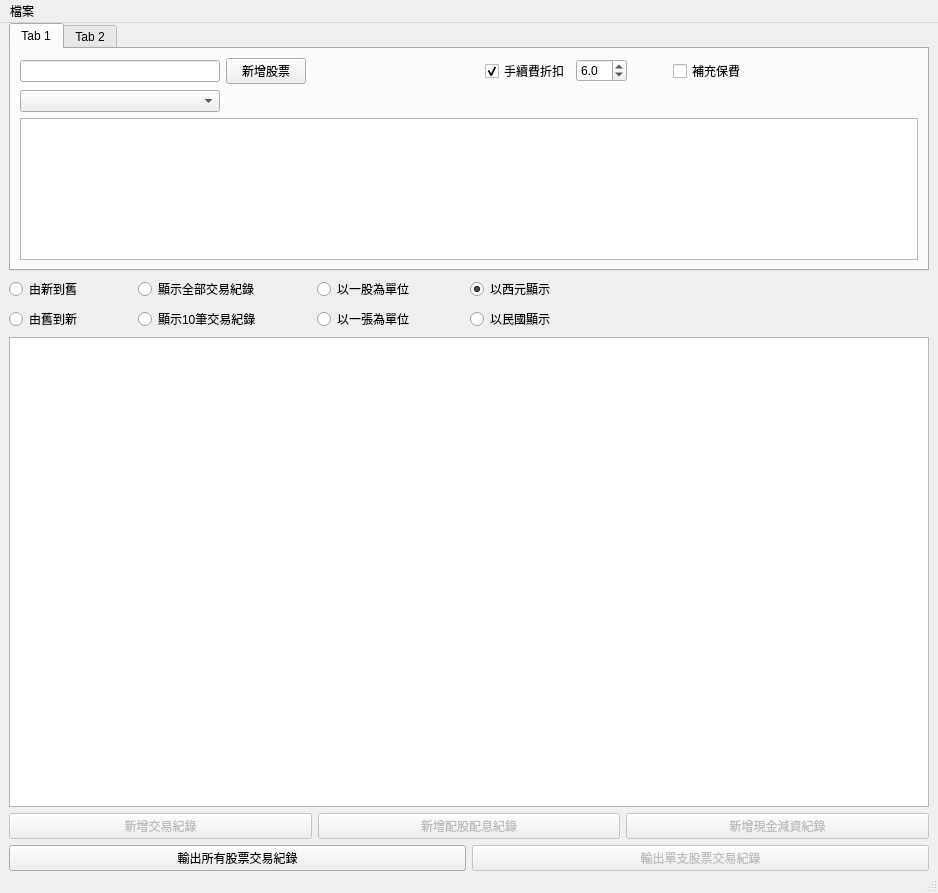
Before: the Qt Designer form QtStockPriceMainWindow.ui in foxking0416/PythonStockPrice, drawn with Qt 5.
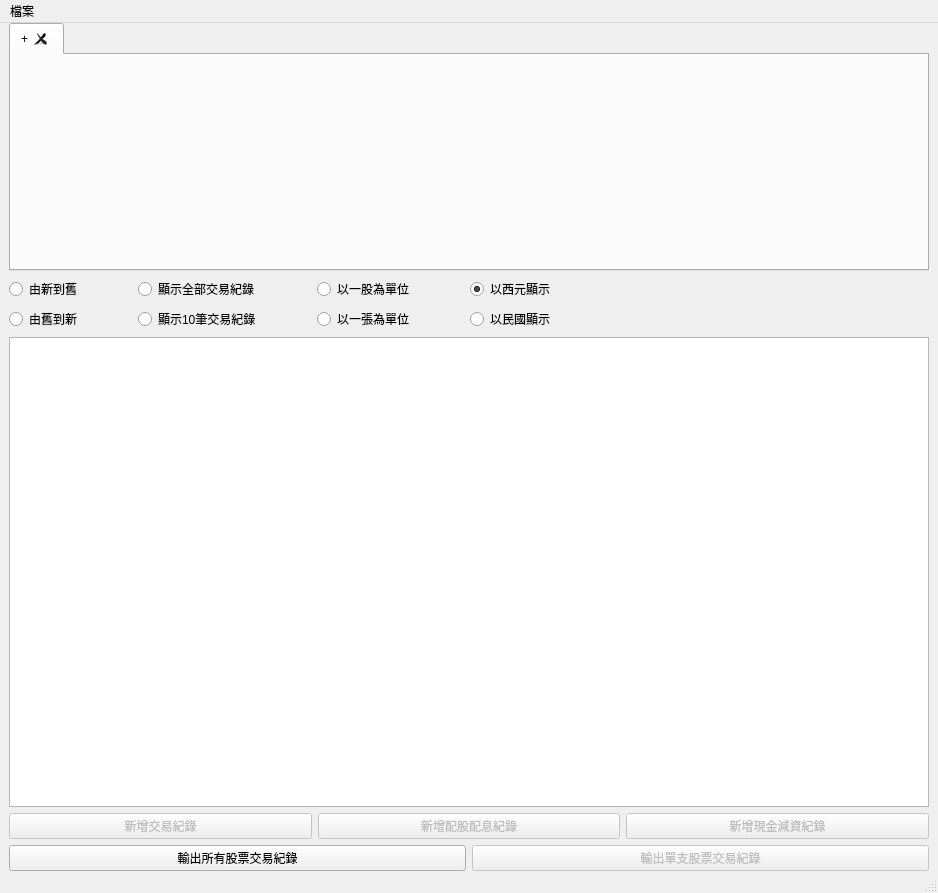
After: the same form once the commit is applied.

```diff
--- a/QtStockPriceMainWindow.ui
+++ b/QtStockPriceMainWindow.ui
@@ -23,177 +23,24 @@
     </property>
     <item>
      <widget class="QTabWidget" name="qtTabWidget">
-      <widget class="QWidget" name="tab">
+      <property name="currentIndex">
+       <number>0</number>
+      </property>
+      <property name="iconSize">
+       <size>
+        <width>10</width>
+        <height>10</height>
+       </size>
+      </property>
+      <property name="tabsClosable">
+       <bool>true</bool>
+      </property>
+      <property name="movable">
+       <bool>true</bool>
+      </property>
+      <widget class="QWidget" name="tab_add">
        <attribute name="title">
-        <string>Tab 1</string>
-       </attribute>
-       <layout class="QVBoxLayout" name="verticalLayout_6">
-        <item>
-         <layout class="QHBoxLayout" name="horizontalLayout">
-          <item>
-           <widget class="QLineEdit" name="qtStockInputLineEdit">
-            <property name="sizePolicy">
-             <sizepolicy hsizetype="Maximum" vsizetype="Fixed">
-              <horstretch>0</horstretch>
-              <verstretch>0</verstretch>
-             </sizepolicy>
-            </property>
-            <property name="minimumSize">
-             <size>
-              <width>200</width>
-              <height>0</height>
-             </size>
-            </property>
-            <property name="maximumSize">
-             <size>
-              <width>200</width>
-              <height>16777215</height>
-             </size>
-            </property>
-           </widget>
-          </item>
-          <item>
-           <widget class="QPushButton" name="qtAddStockPushButton">
-            <property name="maximumSize">
-             <size>
-              <width>100</width>
-              <height>16777215</height>
-             </size>
-            </property>
-            <property name="text">
-             <string>新增股票</string>
-            </property>
-           </widget>
-          </item>
-          <item>
-           <spacer name="horizontalSpacer_6">
-            <property name="orientation">
-             <enum>Qt::Horizontal</enum>
-            </property>
-            <property name="sizeHint" stdset="0">
-             <size>
-              <width>40</width>
-              <height>20</height>
-             </size>
-            </property>
-           </spacer>
-          </item>
-          <item>
-           <widget class="QCheckBox" name="qtDiscountCheckBox">
-            <property name="text">
-             <string>手續費折扣</string>
-            </property>
-            <property name="checked">
-             <bool>true</bool>
-            </property>
-           </widget>
-          </item>
-          <item>
-           <widget class="QDoubleSpinBox" name="qtDiscountRateDoubleSpinBox">
-            <property name="enabled">
-             <bool>true</bool>
-            </property>
-            <property name="decimals">
-             <number>1</number>
-            </property>
-            <property name="maximum">
-             <double>10.000000000000000</double>
-            </property>
-            <property name="singleStep">
-             <double>0.500000000000000</double>
-            </property>
-            <property name="value">
-             <double>6.000000000000000</double>
-            </property>
-           </widget>
-          </item>
-          <item>
-           <spacer name="horizontalSpacer">
-            <property name="orientation">
-             <enum>Qt::Horizontal</enum>
-            </property>
-            <property name="sizeType">
-             <enum>QSizePolicy::Minimum</enum>
-            </property>
-            <property name="sizeHint" stdset="0">
-             <size>
-              <width>40</width>
-              <height>20</height>
-             </size>
-            </property>
-           </spacer>
-          </item>
-          <item>
-           <widget class="QCheckBox" name="qtExtraInsuranceFeeCheckBox">
-            <property name="text">
-             <string>補充保費</string>
-            </property>
-           </widget>
-          </item>
-          <item>
-           <spacer name="horizontalSpacer_2">
-            <property name="orientation">
-             <enum>Qt::Horizontal</enum>
-            </property>
-            <property name="sizeHint" stdset="0">
-             <size>
-              <width>40</width>
-              <height>20</height>
-             </size>
-            </property>
-           </spacer>
-          </item>
-         </layout>
-        </item>
-        <item>
-         <layout class="QHBoxLayout" name="horizontalLayout_6">
-          <property name="spacing">
-           <number>0</number>
-          </property>
-          <item>
-           <widget class="QComboBox" name="qtStockSelectComboBox">
-            <property name="minimumSize">
-             <size>
-              <width>200</width>
-              <height>0</height>
-             </size>
-            </property>
-           </widget>
-          </item>
-          <item>
-           <spacer name="horizontalSpacer_5">
-            <property name="orientation">
-             <enum>Qt::Horizontal</enum>
-            </property>
-            <property name="sizeHint" stdset="0">
-             <size>
-              <width>40</width>
-              <height>0</height>
-             </size>
-            </property>
-           </spacer>
-          </item>
-         </layout>
-        </item>
-        <item>
-         <layout class="QHBoxLayout" name="horizontalLayout_2">
-          <item>
-           <widget class="QTableView" name="qtStockListTableView">
-            <property name="minimumSize">
-             <size>
-              <width>0</width>
-              <height>100</height>
-             </size>
-            </property>
-           </widget>
-          </item>
-         </layout>
-        </item>
-       </layout>
-      </widget>
-      <widget class="QWidget" name="tab_2">
-       <attribute name="title">
-        <string>Tab 2</string>
+        <string>+</string>
        </attribute>
       </widget>
      </widget>
```
